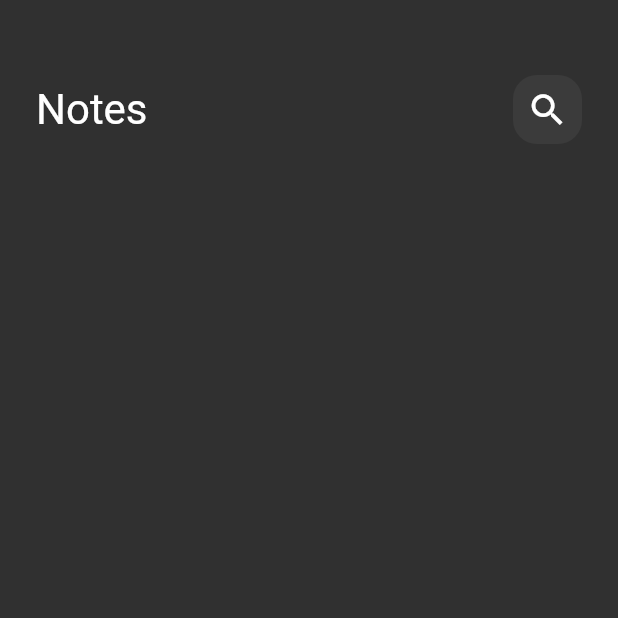
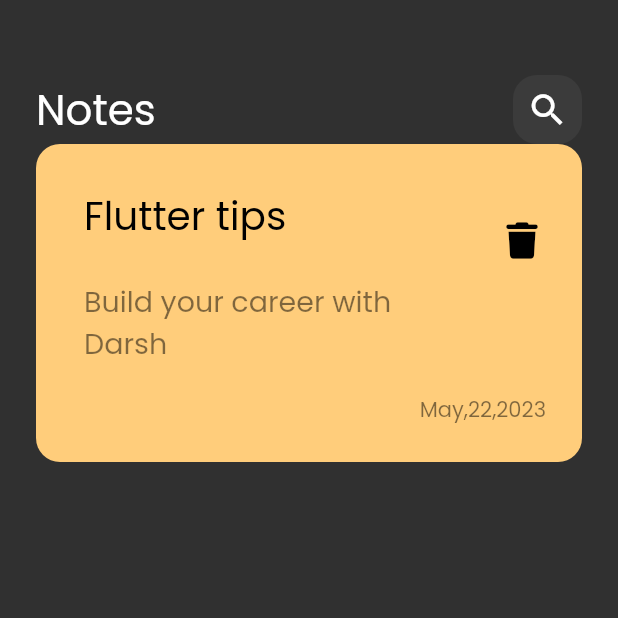
Before and after one commit to Mustafa1Mohamed/notes_app, a Flutter app: the screen it shows after launch, on a phone screen of 412 x 824 dp, the top half of it. Run offline on Flutter 3.47's test engine with Material 2 defaults, Android fonts, the phone set to English and light mode, and no system bars; our stand-ins replace font_awesome_flutter.

Commit message:
Create NoteItem

```diff
--- a/lib/main.dart
+++ b/lib/main.dart
@@ -10,8 +10,9 @@ class NotesApp extends StatelessWidget {
   @override
   Widget build(BuildContext context) {
     return  MaterialApp(
+
       debugShowCheckedModeBanner: false,
-      theme: ThemeData.dark(),
+      theme: ThemeData(brightness: Brightness.dark,fontFamily: 'Poppins'),
       home: const NotesView(),
     );
   }
--- /dev/null
+++ b/lib/views/widgets/custom_note_item.dart
@@ -0,0 +1,32 @@
+import 'package:flutter/material.dart';
+import 'package:font_awesome_flutter/font_awesome_flutter.dart';
+class NoteItem extends StatelessWidget {
+  const NoteItem({super.key});
+
+  @override
+  Widget build(BuildContext context) {
+    return  Container(
+      padding: const EdgeInsets.only(top: 24,bottom: 24,left: 16),
+      decoration: BoxDecoration(borderRadius: BorderRadius.circular(16),color:const Color(0xffFFCD7B)),
+      child:  Column(
+        crossAxisAlignment: CrossAxisAlignment.end,
+        children: [
+          ListTile(
+            title: const Text('Flutter tips',style: TextStyle(fontSize: 26,color: Colors.black),),
+            subtitle:  Padding(
+              padding: const EdgeInsets.only(top: 24,bottom: 16),
+              child: Text('Build your career with Darsh',style: TextStyle(fontSize: 19,color: Colors.black.withOpacity(.5)),),
+            ),
+            trailing: IconButton(onPressed: () {}, icon:const Icon(FontAwesomeIcons.trash,color: Colors.black,size: 24,)),
+
+          ),
+          Padding(
+            padding: const EdgeInsets.only(right: 24),
+            child: Text('May,22,2023',style: TextStyle(color: Colors.black.withOpacity(.5),),),
+          ),
+        ],
+      ),
+
+    );
+  }
+}
--- a/lib/views/widgets/notes_view_body.dart
+++ b/lib/views/widgets/notes_view_body.dart
@@ -1,5 +1,6 @@
 import 'package:flutter/material.dart';
 import 'package:notes_app/views/widgets/custom_app_bar.dart';
+import 'package:notes_app/views/widgets/custom_note_item.dart';
 
 class NotesViewBody extends StatelessWidget {
   const NotesViewBody({super.key});
@@ -12,7 +13,7 @@ class NotesViewBody extends StatelessWidget {
         children: [
           SizedBox(height: 50,),
           CustomAppBar(),
-
+          NoteItem(),
         ],
       ),
     );
```
Also changed, not shown: pubspec.yaml (+5 -4 lines), assets/Fonts/Poppins-Regular.ttf (added), pubspec.lock.
